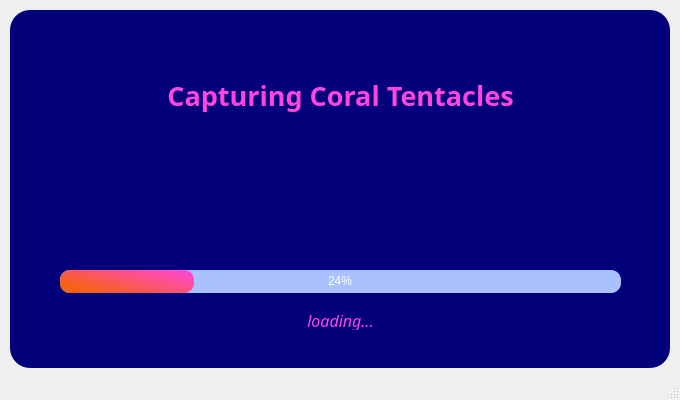
First picture: the form in splash_screen.ui, repository aparna-pillai/Capturing-Coral-Tentacles-Project, before the edit.
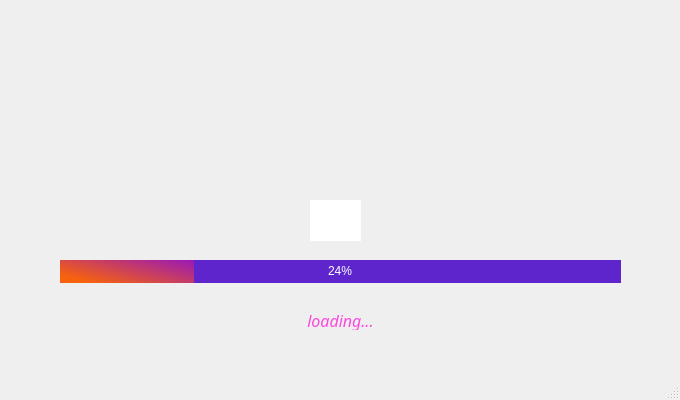
Second picture: the form after the edit. Icons and pictures are not drawn.

The edit to the form file:
```diff
--- a/splash_screen.ui
+++ b/splash_screen.ui
@@ -34,8 +34,10 @@
      <widget class="QFrame" name="dropShadowFrame">
       <property name="styleSheet">
        <string notr="true">QFrame{
-	background-color: rgba(2, 0, 123, 1);
-	color: rgba(215, 0, 195, 0.49);
+	
+	
+	image: url(:/title/splash-title.png);
+	color: rgba(243, 4, 151, 100);
 	border-radius: 20px;
 }</string>
       </property>
@@ -45,41 +47,13 @@
       <property name="frameShadow">
        <enum>QFrame::Raised</enum>
       </property>
-      <widget class="QLabel" name="ProjectTitle">
-       <property name="geometry">
-        <rect>
-         <x>0</x>
-         <y>50</y>
-         <width>661</width>
-         <height>71</height>
-        </rect>
-       </property>
-       <property name="font">
-        <font>
-         <family>Lucida Sans Typewriter</family>
-         <pointsize>20</pointsize>
-         <weight>75</weight>
-         <italic>false</italic>
-         <bold>true</bold>
-        </font>
-       </property>
-       <property name="styleSheet">
-        <string notr="true">color: rgba(255, 69, 224, 255);</string>
-       </property>
-       <property name="text">
-        <string>Capturing Coral Tentacles</string>
-       </property>
-       <property name="alignment">
-        <set>Qt::AlignCenter</set>
-       </property>
-      </widget>
       <widget class="QGraphicsView" name="fish">
        <property name="geometry">
         <rect>
-         <x>270</x>
-         <y>130</y>
-         <width>101</width>
-         <height>91</height>
+         <x>300</x>
+         <y>190</y>
+         <width>51</width>
+         <height>41</height>
         </rect>
        </property>
        <property name="acceptDrops">
@@ -96,7 +70,7 @@
        <property name="geometry">
         <rect>
          <x>50</x>
-         <y>260</y>
+         <y>250</y>
          <width>561</width>
          <height>23</height>
         </rect>
@@ -104,17 +78,18 @@
        <property name="styleSheet">
         <string notr="true">QProgressBar {
 	
-	background-color: rgb(170, 193, 255);
+	background-color: rgb(94, 37, 204);
 	color: rgb(255, 255, 255);
 	border-style: none;
-	border-radius: 10px;
+	border-radius: 30px;
 	text-align: center;
 }
 
 QProgressBar::chunk {
-	border-radius: 10px;
-	background-color: qlineargradient(spread:pad, x1:0, y1:0.67, x2:1, y2:0, stop:0 rgba(247, 99, 12, 255), stop:1 rgba(255, 69, 224, 255));
-}</string>
+	border-radius: 20px;
+	background-color: qlineargradient(spread:pad, x1:0, y1:0.67, x2:1, y2:0, stop:0 rgba(247, 99, 12, 255), stop:1 rgba(243, 4, 151, 100));
+}
+</string>
        </property>
        <property name="value">
         <number>24</number>
```
